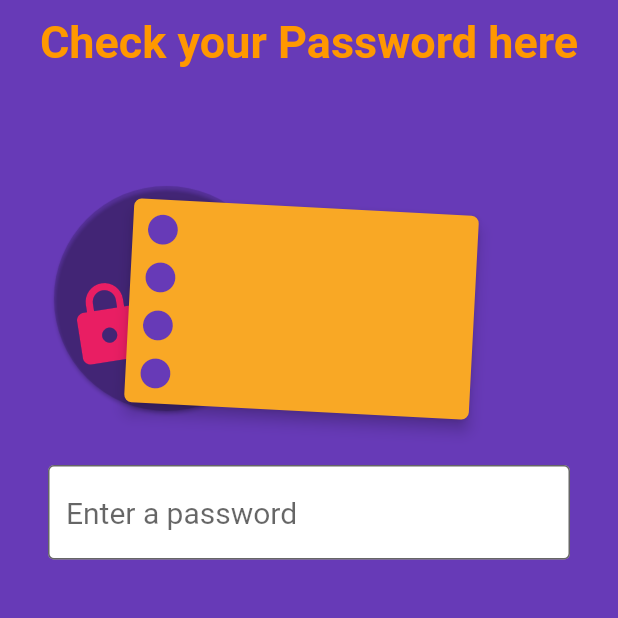
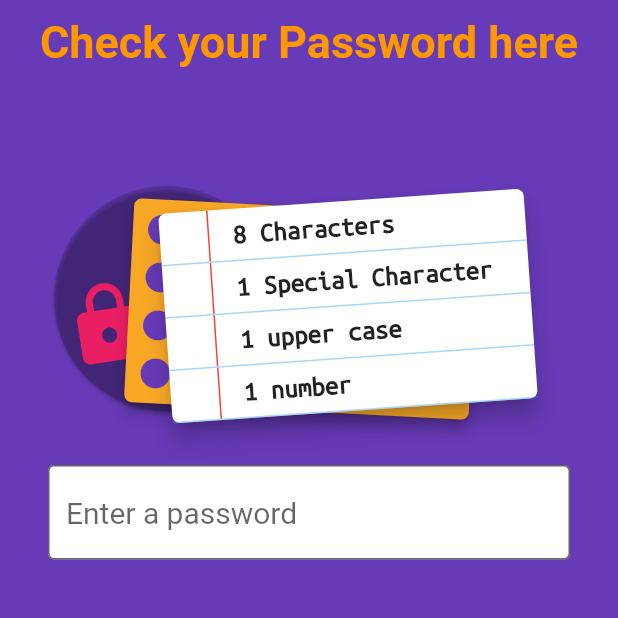
Before and after one commit to Rohit-RA-2020/flutter_password_checker, a Flutter app: the screen it shows after launch, on a phone screen of 412 x 824 dp, the top half of it. Run offline on Flutter 3.47's test engine with Material 2 defaults, Android fonts, the phone set to English and light mode, and no system bars; our stand-ins replace google_fonts.

Commit message:
Validation stack

```diff
--- a/lib/main.dart
+++ b/lib/main.dart
@@ -196,12 +196,48 @@ class _MyHomePageState extends State<MyHomePage> with TickerProviderStateMixin {
                   Padding(
                     padding: const EdgeInsets.fromLTRB(8, 4, 0, 8),
                     child: Container(
-                        alignment: Alignment.centerLeft,
-                        child: Icon(
-                          Icons.brightness_1,
-                          color: Colors.deepPurple,
-                        )),
+                      alignment: Alignment.centerLeft,
+                      child: Icon(
+                        Icons.brightness_1,
+                        color: Colors.deepPurple,
+                      ),
+                    ),
                   ),
+                ],
+              ),
+            ),
+          ),
+        ),
+        Padding(
+          padding: const EdgeInsets.only(left: 74),
+          child: Transform.rotate(
+            angle: math.pi / -45,
+            child: Card(
+              elevation: 6,
+              shape: RoundedRectangleBorder(
+                borderRadius: BorderRadius.circular(5),
+              ),
+              child: Stack(
+                alignment: Alignment.bottomRight,
+                children: <Widget>[
+                  IntrinsicWidth(
+                    child: Column(
+                      crossAxisAlignment: CrossAxisAlignment.start,
+                      mainAxisSize: MainAxisSize.min,
+                      children: <Widget>[
+                        ValidationItem(
+                            title: "8 Characters", valid: eightChars),
+                        _separator(),
+                        ValidationItem(
+                            title: "1 Special Character", valid: specialChars),
+                        _separator(),
+                        ValidationItem(title: "1 upper case", valid: upperCase),
+                        _separator(),
+                        ValidationItem(title: "1 number", valid: number),
+                        _separator(),
+                      ],
+                    ),
+                  )
                 ],
               ),
             ),
```
